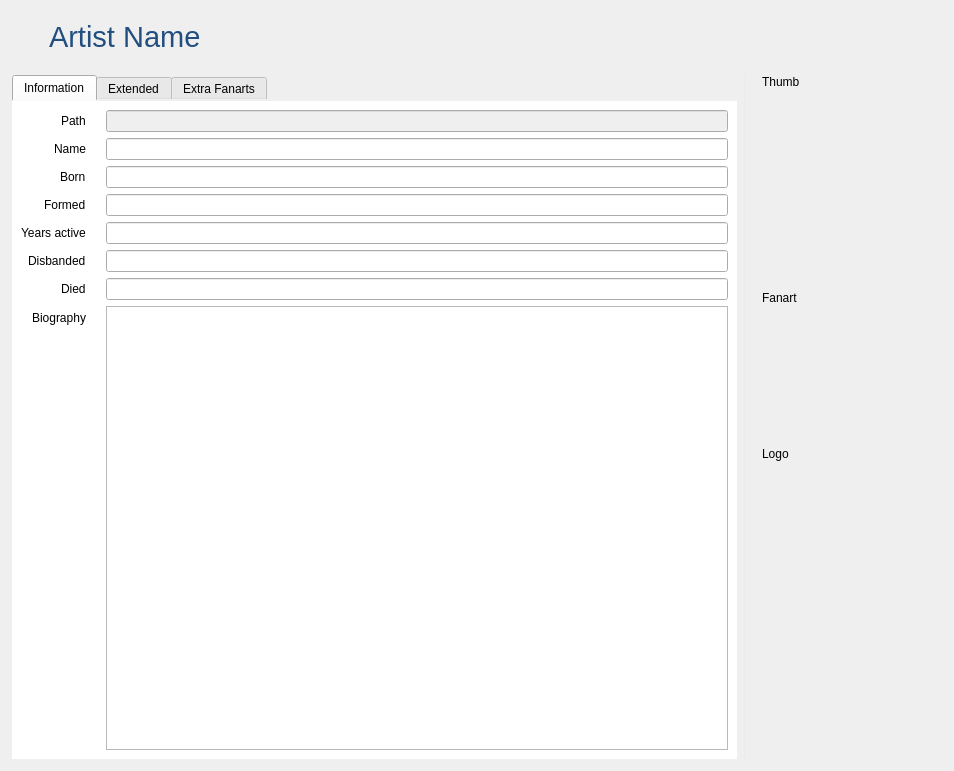
The window that music/MusicWidgetArtist.ui (Komet/MediaElch) describes before a commit, drawn with Qt 5.
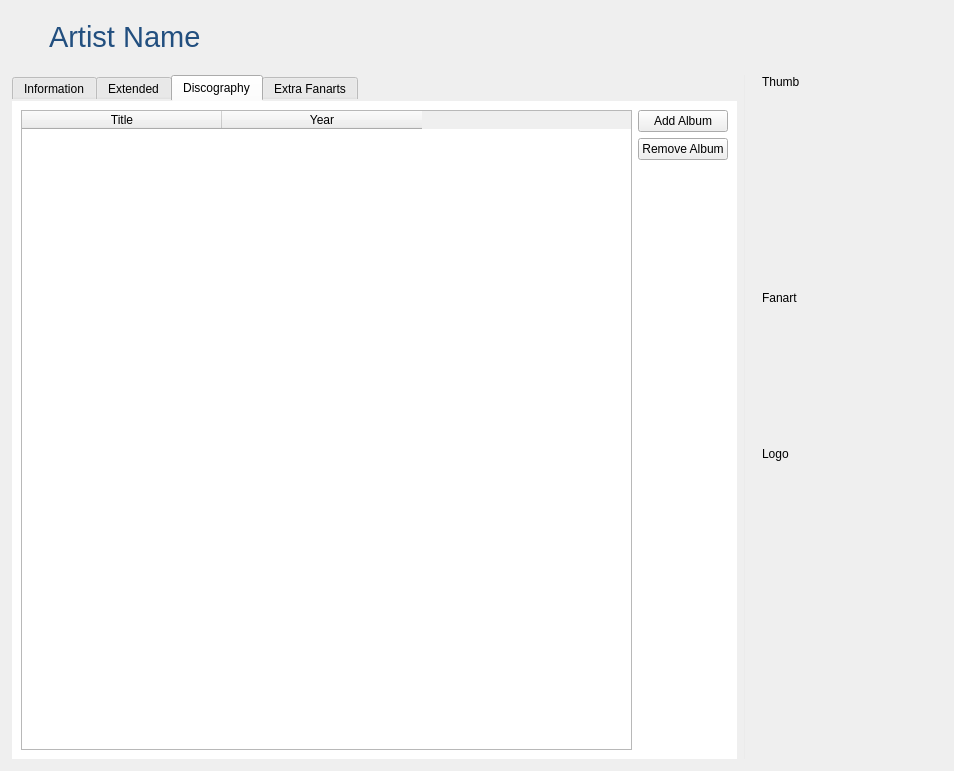
The same window after the commit. The open tabs and pages were chosen to show the change. Icons and pictures are not drawn. Custom widgets are drawn as their Qt base class.

Commit message: Added discography of artists

The edit to the form file:
```diff
--- a/music/MusicWidgetArtist.ui
+++ b/music/MusicWidgetArtist.ui
@@ -18,7 +18,7 @@
 	border: 0;
 }
 
-#tab, #tab_2, #tab_3 {
+#tab, #tab_2, #tab_3, #tab_4 {
 	background-color: #ffffff;
 }
 </string>
@@ -305,6 +305,79 @@
           </item>
          </layout>
         </widget>
+        <widget class="QWidget" name="tab_4">
+         <attribute name="title">
+          <string>Discography</string>
+         </attribute>
+         <layout class="QHBoxLayout" name="horizontalLayout_3" stretch="1,0">
+          <item>
+           <widget class="QTableWidget" name="discography">
+            <property name="editTriggers">
+             <set>QAbstractItemView::DoubleClicked</set>
+            </property>
+            <property name="selectionBehavior">
+             <enum>QAbstractItemView::SelectRows</enum>
+            </property>
+            <property name="showGrid">
+             <bool>false</bool>
+            </property>
+            <attribute name="horizontalHeaderDefaultSectionSize">
+             <number>200</number>
+            </attribute>
+            <attribute name="verticalHeaderVisible">
+             <bool>false</bool>
+            </attribute>
+            <column>
+             <property name="text">
+              <string>Title</string>
+             </property>
+            </column>
+            <column>
+             <property name="text">
+              <string>Year</string>
+             </property>
+            </column>
+           </widget>
+          </item>
+          <item>
+           <layout class="QVBoxLayout" name="verticalLayout_5">
+            <item>
+             <widget class="QPushButton" name="btnAddAlbum">
+              <property name="text">
+               <string>Add Album</string>
+              </property>
+              <property name="dropShadow" stdset="0">
+               <bool>true</bool>
+              </property>
+             </widget>
+            </item>
+            <item>
+             <widget class="QPushButton" name="btnRemoveAlbum">
+              <property name="text">
+               <string>Remove Album</string>
+              </property>
+              <property name="dropShadow" stdset="0">
+               <bool>true</bool>
+              </property>
+             </widget>
+            </item>
+            <item>
+             <spacer name="verticalSpacer_5">
+              <property name="orientation">
+               <enum>Qt::Vertical</enum>
+              </property>
+              <property name="sizeHint" stdset="0">
+               <size>
+                <width>20</width>
+                <height>40</height>
+               </size>
+              </property>
+             </spacer>
+            </item>
+           </layout>
+          </item>
+         </layout>
+        </widget>
         <widget class="QWidget" name="tab_3">
          <attribute name="title">
           <string>Extra Fanarts</string>
```
The commit also changes 14 other files.
